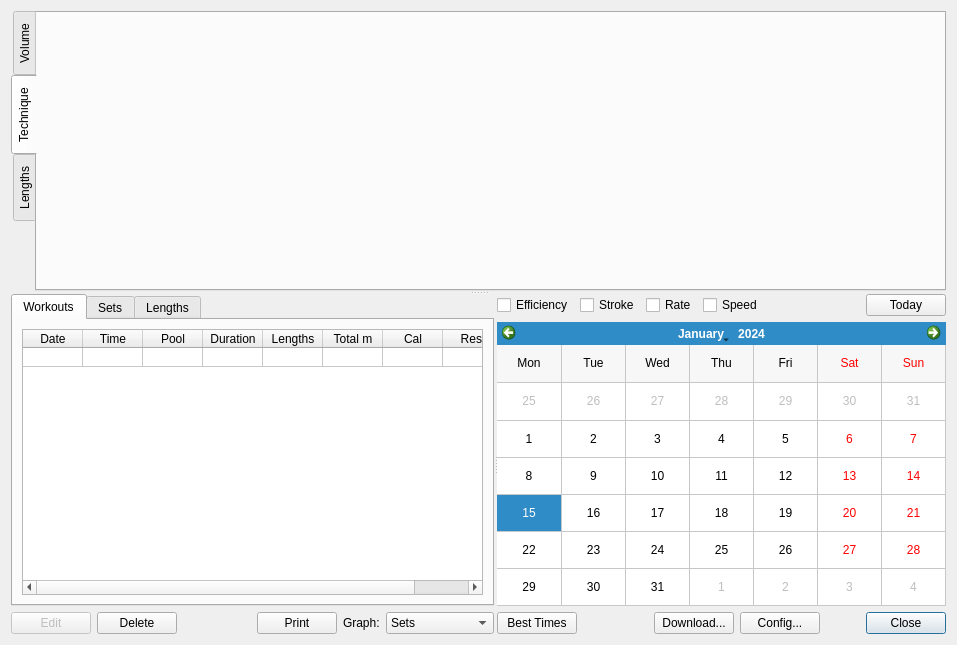
Old version of the form ui/summary.ui in the repository ihewitt/poolviewer.
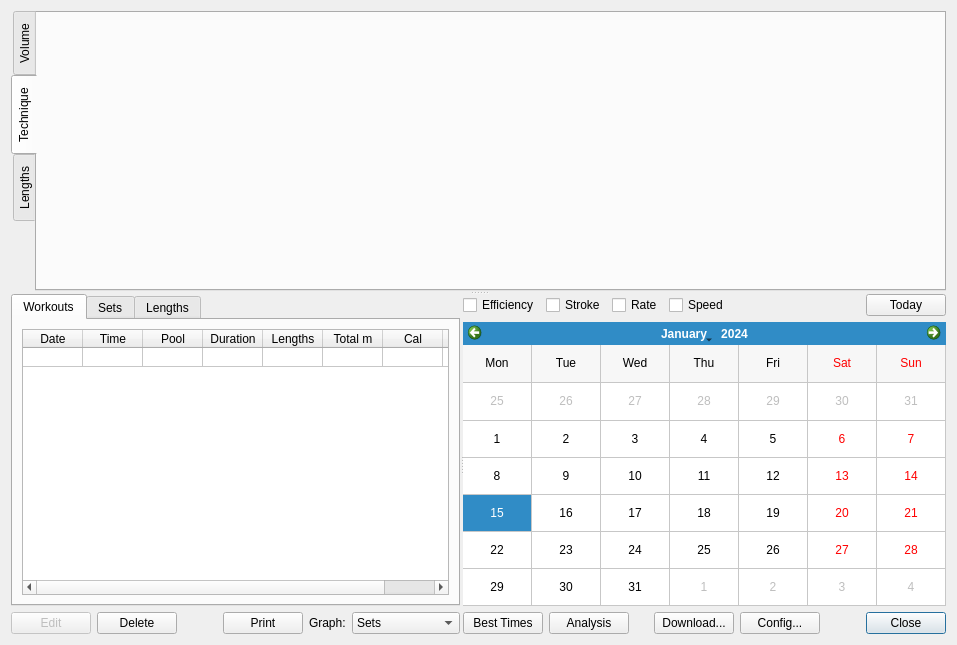
New version of the form. Custom widgets are drawn as their Qt base class.

Commit message: Add time prediction dialog.

```diff
--- a/ui/summary.ui
+++ b/ui/summary.ui
@@ -545,6 +545,13 @@
             </property>
            </widget>
           </item>
+          <item>
+           <widget class="QPushButton" name="analysisButton">
+            <property name="text">
+             <string>Analysis</string>
+            </property>
+           </widget>
+          </item>
           <item>
            <spacer name="horizontalSpacer_3">
             <property name="orientation">
```
Left out of the diff: 17 changed lines with no effect on the pictures. The commit also changes 6 other files.
